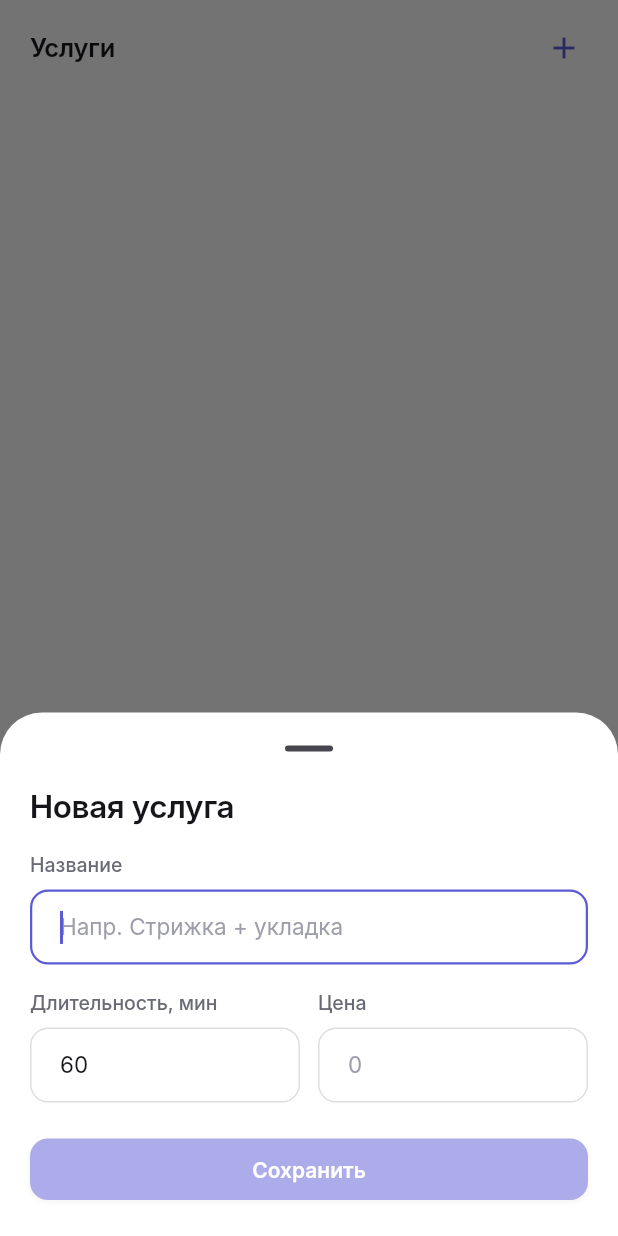
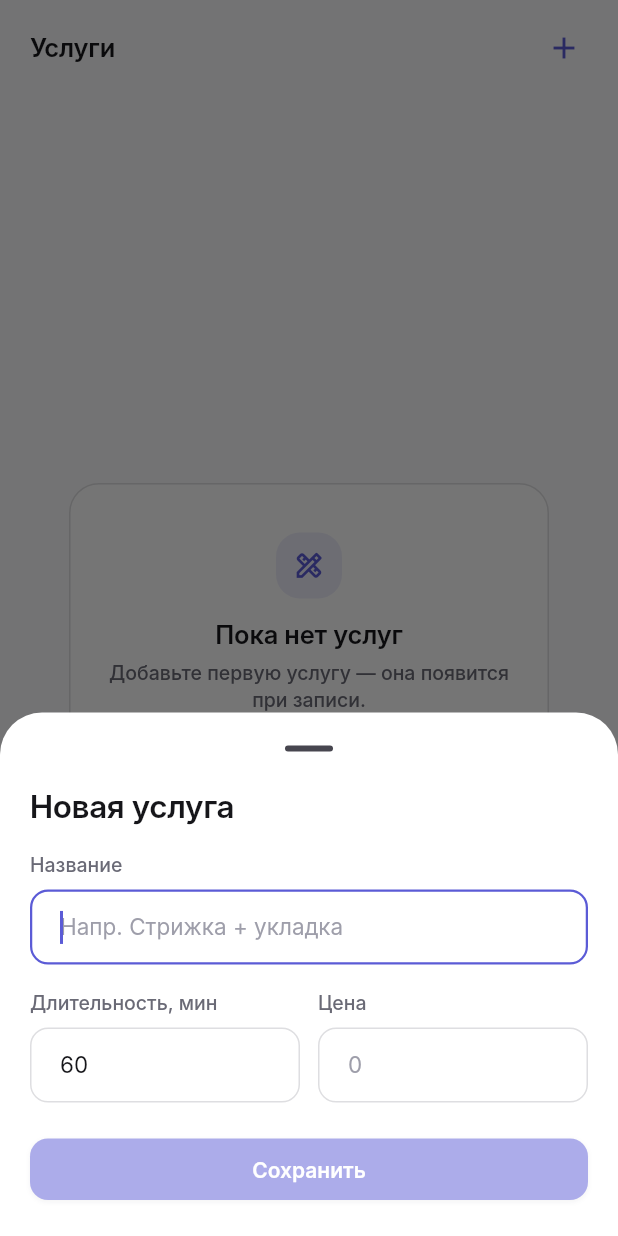
Before and after one commit to wf6zn6n9wm-ux/Shopik, a Flutter app: the ServicesScreen screen opened by its route, after a tap on the "add" icon, on a phone screen of 412 x 824 dp. Run offline on Flutter 3.47's test engine with Material 3 defaults, Android fonts, the phone set to English and light mode, and no system bars; our stand-ins replace drift, drift_flutter, flutter_riverpod, go_router; accounts and stored records are empty; generated files the repository leaves out were written again; Roboto replaces fonts that are missing (Inter).

Commit message:
polish(nova): единые листы/пустые состояния + spacing-токены
- create_appointment_sheet: через showNovaSheet + NovaSheet (как остальные модалки)
- services: EmptyState для пустого списка услуг
- client_detail: EmptyState вместо голого «не найдено»
- appointment_card/client_row/nova_button/nova_segmented/calendar/clients:
  сырые отступы → Spacing-токены (без визуальных изменений)

Co-Authored-By: Claude Opus 4.8 <noreply@anthropic.com>
Claude-Session: https://claude.ai/code/session_018p8CkuC2qaDgDTzXQDq2Rj

```diff
--- a/nova/lib/features/calendar/calendar_screen.dart
+++ b/nova/lib/features/calendar/calendar_screen.dart
@@ -302,8 +302,8 @@ class _MonthView extends ConsumerWidget {
                 child: GridView.builder(
                   gridDelegate: const SliverGridDelegateWithFixedCrossAxisCount(
                     crossAxisCount: 7,
-                    mainAxisSpacing: 4,
-                    crossAxisSpacing: 4,
+                    mainAxisSpacing: Spacing.s1,
+                    crossAxisSpacing: Spacing.s1,
                   ),
                   itemCount: leading + daysInMonth,
                   itemBuilder: (context, idx) {
--- a/nova/lib/features/clients/clients_screen.dart
+++ b/nova/lib/features/clients/clients_screen.dart
@@ -123,7 +123,7 @@ class _SearchField extends StatelessWidget {
                 border: InputBorder.none,
                 hintText: 'Поиск по клиентам',
                 hintStyle: AppTypography.body(nova.ink3),
-                contentPadding: const EdgeInsets.symmetric(vertical: 12),
+                contentPadding: const EdgeInsets.symmetric(vertical: Spacing.s3),
               ),
             ),
           ),
--- a/nova/lib/features/services/services_screen.dart
+++ b/nova/lib/features/services/services_screen.dart
@@ -3,6 +3,7 @@ import 'package:flutter_riverpod/flutter_riverpod.dart';
 
 import '../../data/providers.dart';
 import '../../design/theme.dart';
+import '../../ui/empty_state.dart';
 import '../../ui/error_view.dart';
 import '../../ui/format.dart';
 import '../../ui/nova_list_tile.dart';
@@ -32,7 +33,15 @@ class ServicesScreen extends ConsumerWidget {
         loading: () => const SkeletonList(),
         error: (e, _) =>
             ErrorView(onRetry: () => ref.invalidate(servicesProvider)),
-        data: (services) => ListView.separated(
+        data: (services) => services.isEmpty
+            ? EmptyState(
+                icon: Icons.design_services_outlined,
+                title: 'Пока нет услуг',
+                message: 'Добавьте первую услугу — она появится при записи.',
+                actionLabel: 'Новая услуга',
+                onAction: () => showCreateServiceSheet(context),
+              )
+            : ListView.separated(
           padding: const EdgeInsets.fromLTRB(
               Spacing.s5, Spacing.s2, Spacing.s5, Spacing.s16),
           itemCount: services.length,
--- a/nova/lib/ui/appointment_card.dart
+++ b/nova/lib/ui/appointment_card.dart
@@ -64,7 +64,7 @@ class AppointmentCard extends StatelessWidget {
                 ],
               ),
             ),
-            const SizedBox(width: 8),
+            const SizedBox(width: Spacing.s2),
             Expanded(
               child: Column(
                 crossAxisAlignment: CrossAxisAlignment.start,
@@ -84,7 +84,7 @@ class AppointmentCard extends StatelessWidget {
                 ],
               ),
             ),
-            const SizedBox(width: 8),
+            const SizedBox(width: Spacing.s2),
             StatusPill(a.status),
           ],
         ),
--- a/nova/lib/ui/client_row.dart
+++ b/nova/lib/ui/client_row.dart
@@ -47,7 +47,7 @@ class ClientRow extends StatelessWidget {
         child: Row(
           children: [
             Avatar(client.initials),
-            const SizedBox(width: 12),
+            const SizedBox(width: Spacing.s3),
             Expanded(
               child: Column(
                 crossAxisAlignment: CrossAxisAlignment.start,
@@ -66,7 +66,7 @@ class ClientRow extends StatelessWidget {
                 ],
               ),
             ),
-            const SizedBox(width: 8),
+            const SizedBox(width: Spacing.s2),
             Column(
               crossAxisAlignment: CrossAxisAlignment.end,
               children: [
--- a/nova/lib/ui/nova_button.dart
+++ b/nova/lib/ui/nova_button.dart
@@ -74,7 +74,7 @@ class _NovaButtonState extends State<NovaButton> {
               children: [
                 if (widget.icon != null) ...[
                   Icon(widget.icon, size: widget.small ? 16 : 18, color: fg),
-                  const SizedBox(width: 8),
+                  const SizedBox(width: Spacing.s2),
                 ],
                 Text(
                   widget.label,
--- a/nova/lib/ui/nova_segmented.dart
+++ b/nova/lib/ui/nova_segmented.dart
@@ -34,7 +34,7 @@ class NovaSegmented extends StatelessWidget {
                 child: AnimatedContainer(
                   duration: Motion.fast,
                   curve: Motion.standard,
-                  padding: const EdgeInsets.symmetric(vertical: 8),
+                  padding: const EdgeInsets.symmetric(vertical: Spacing.s2),
                   decoration: BoxDecoration(
                     color: selected == i ? nova.surface : Colors.transparent,
                     borderRadius: BorderRadius.circular(Radii.xs),
```
Also changed, not shown: nova/lib/features/clients/client_detail_screen.dart (+9 -2 lines), nova/lib/features/create/create_appointment_sheet.dart (+5 -23 lines).
